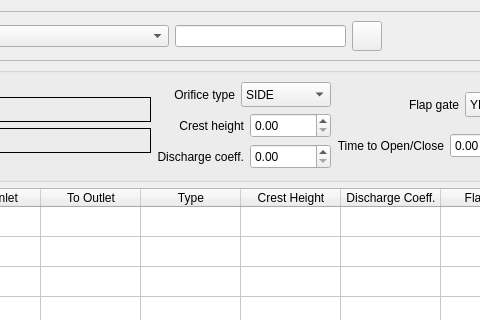
Above: flo2d/ui/orifices.ui from FLO-2DSoftware/qgis-flo-2d-plugin before the change; both pictures show x 182 to 662 and y 0 to 320 of the 981 by 539 pixel window. Below: the same form after it.
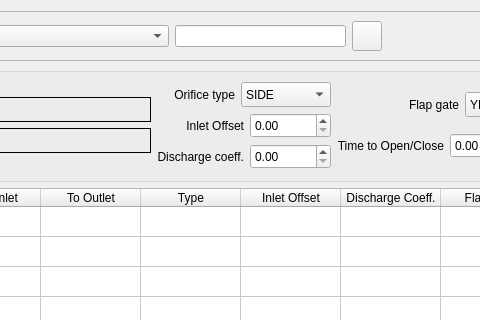
That is the form after the change. Icons and pictures are not drawn.

What changed in the file:
```diff
--- a/flo2d/ui/orifices.ui
+++ b/flo2d/ui/orifices.ui
@@ -515,7 +515,7 @@
               <item>
                <widget class="QLabel" name="label_4">
                 <property name="text">
-                 <string>Crest height</string>
+                 <string>Inlet Offset</string>
                 </property>
                 <property name="alignment">
                  <set>Qt::AlignRight|Qt::AlignTrailing|Qt::AlignVCenter</set>
@@ -905,7 +905,7 @@
      </column>
      <column>
       <property name="text">
-       <string>Crest Height</string>
+       <string>Inlet Offset</string>
       </property>
      </column>
      <column>
```
